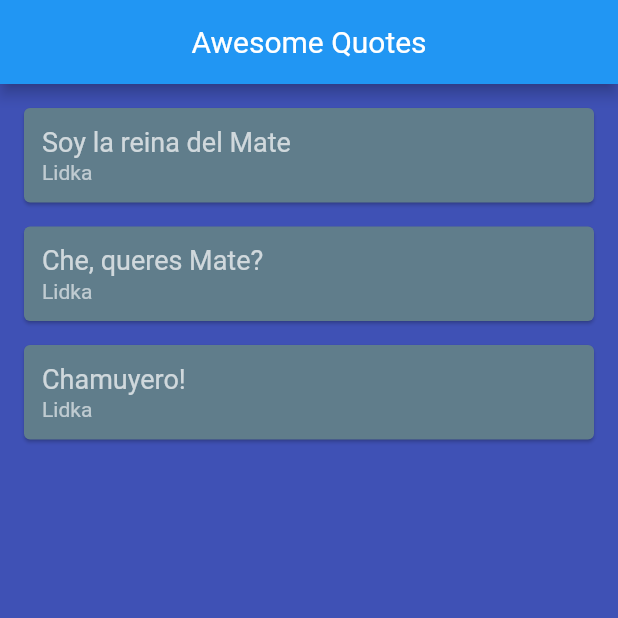
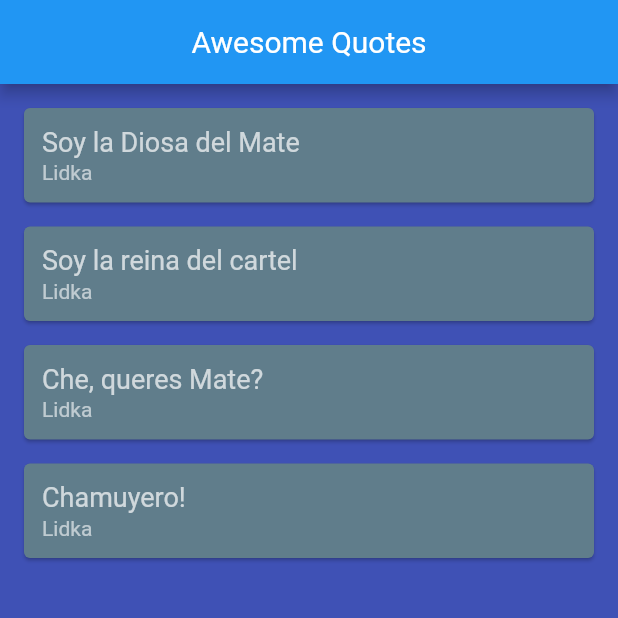
Before and after one commit to casprief/my_first_app, a Flutter app: the screen it shows after launch, on a phone screen of 412 x 824 dp, the top half of it. Run offline on Flutter 3.47's test engine with Material 2 defaults, Android fonts, the light colour scheme and no system bars.

Commit message:
Minor changes

```diff
--- a/lib/main.dart
+++ b/lib/main.dart
@@ -133,7 +133,8 @@ class QuoteList extends StatefulWidget {
 
 class _QuoteListState extends State<QuoteList> {
   List<Quote> quotes = [
-    Quote(text: 'Soy la reina del Mate', author: 'Lidka'),
+    Quote(text: 'Soy la Diosa del Mate', author: 'Lidka'),
+    Quote(text: 'Soy la reina del cartel', author: 'Lidka'),
     Quote(text: 'Che, queres Mate?', author: 'Lidka'),
     Quote(text: 'Chamuyero!', author: 'Lidka')
   ];
```
